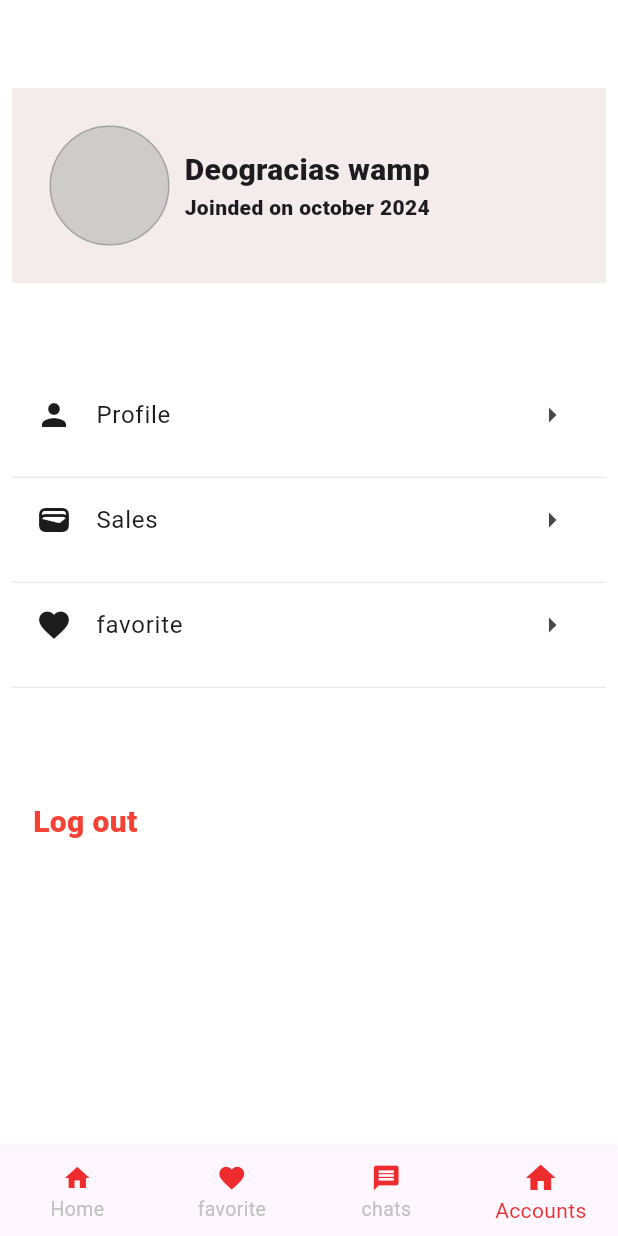
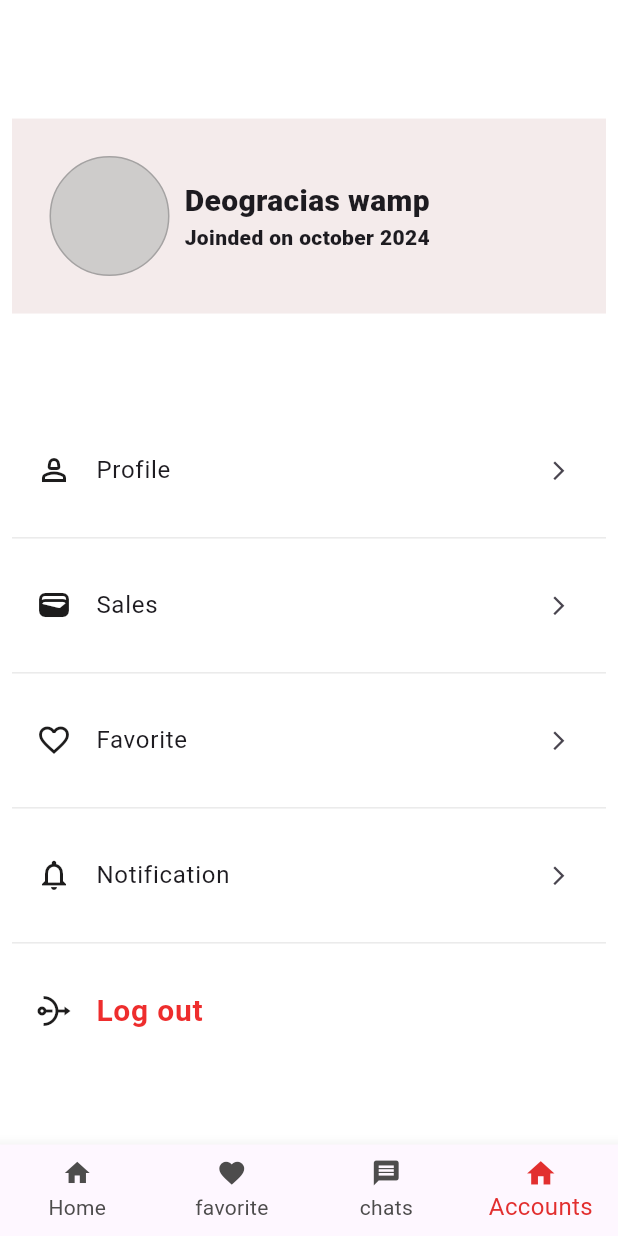
Before and after one commit to AimenAlamin/al_pazar, a Flutter app: the homePage screen opened by its route, item 4 of the bottom bar chosen, on a phone screen of 412 x 824 dp. Run offline on Flutter 3.47's test engine with Material 3 defaults, Android fonts, the light colour scheme and no system bars; our stand-ins replace flutter_screenutil.

Commit message:
Acount_add section

```diff
--- /dev/null
+++ b/lib/core/theming/bordershadow.dart
@@ -0,0 +1,15 @@
+import 'package:flutter/material.dart';
+
+class MyWidget extends StatefulWidget {
+  const MyWidget({super.key});
+
+  @override
+  State<MyWidget> createState() => _MyWidgetState();
+}
+
+class _MyWidgetState extends State<MyWidget> {
+  @override
+  Widget build(BuildContext context) {
+    return const Placeholder();
+  }
+}
--- a/lib/features/account/Account.dart
+++ /dev/null
@@ -1,110 +0,0 @@
-import 'package:al_pazar/core/helpers/spacing.dart';
-import 'package:flutter/material.dart';
-import 'package:flutter/rendering.dart';
-
-class accountPage extends StatefulWidget {
-  const accountPage({super.key});
-
-  @override
-  State<accountPage> createState() => _accountPageState();
-}
-
-class _accountPageState extends State<accountPage> {
-  List<Map<String, dynamic>> accountDetails = [
-    {
-      "Icon": Icons.person,
-      "Text": "Profile",
-    },
-    {
-      "Icon": Icons.wallet,
-      "Text": "Sales",
-    },
-    {
-      "Icon": Icons.favorite,
-      "Text": "favorite",
-    },
-    {
-      "Icon": Icons.notifications,
-      "Text": "notification",
-    }
-  ];
-  @override
-  Widget build(BuildContext context) {
-    return Scaffold(
-        body: Container(
-      padding: const EdgeInsets.all(8),
-      child: Column(crossAxisAlignment: CrossAxisAlignment.start, children: [
-        verticalSpace(50),
-        Container(
-          padding: EdgeInsets.all(25),
-          color: const Color.fromARGB(255, 244, 235, 235),
-          child: Row(
-            children: [
-              Container(
-                width: 80,
-                height: 80,
-                decoration: BoxDecoration(
-                  shape: BoxShape.circle,
-                  color: const Color.fromARGB(255, 206, 204, 203),
-                  border: Border.all(
-                      color: const Color.fromARGB(255, 164, 162, 162)),
-                ),
-              ),
-              const SizedBox(
-                width: 10,
-              ),
-              const Column(
-                crossAxisAlignment: CrossAxisAlignment.start,
-                children: [
-                  Text(
-                    "Deogracias wamp",
-                    style: TextStyle(fontSize: 20, fontWeight: FontWeight.w800),
-                  ),
-                  Text(
-                    "Joinded on october 2024",
-                    style: TextStyle(fontWeight: FontWeight.w800),
-                  )
-                ],
-              ),
-            ],
-          ),
-        ),
-        const SizedBox(height: 60),
-        Expanded(
-          child: ListView.builder(
-              itemCount: accountDetails.length,
-              itemBuilder: (context, int index) {
-                return Container(
-                  height: 70,
-                  decoration: const BoxDecoration(
-                      border: Border(
-                          bottom: const BorderSide(
-                              color: Color.fromARGB(33, 94, 92, 92)))),
-                  child: ListTile(
-                    leading: Icon(
-                      accountDetails[index]["Icon"],
-                      color: Color.fromARGB(255, 29, 28, 28),
-                    ),
-                    title: Text(accountDetails[index]['Text']),
-                    trailing: Icon(Icons.arrow_right),
-                  ),
-                );
-              }),
-        ),
-        SizedBox(
-          height: 60,
-        ),
-        Expanded(
-          child: Padding(
-            padding: const EdgeInsets.only(left: 14.0),
-            child: Text(
-              "Log out",
-              style: TextStyle(
-                  color: Colors.red, fontWeight: FontWeight.w800, fontSize: 20),
-            ),
-          ),
-        ),
-      ]),
-    ));
-  }
-}
--- /dev/null
+++ b/lib/features/account/AccountPage.dart
@@ -0,0 +1,222 @@
+import 'package:al_pazar/core/helpers/spacing.dart';
+import 'package:al_pazar/core/theming/colors.dart';
+import 'package:flutter/material.dart';
+import 'package:flutter/rendering.dart';
+
+class accountPage extends StatefulWidget {
+  const accountPage({super.key});
+
+  @override
+  State<accountPage> createState() => _accountPageState();
+}
+
+class _accountPageState extends State<accountPage> {
+  List<Map<String, dynamic>> accountDetails = [
+    {
+      "Icon": Icons.person,
+      "Text": "Profile",
+    },
+    {
+      "Icon": Icons.wallet,
+      "Text": "Sales",
+    },
+    {
+      "Icon": Icons.favorite,
+      "Text": "favorite",
+    },
+    {
+      "Icon": Icons.notifications,
+      "Text": "notification",
+    }
+  ];
+  @override
+  Widget build(BuildContext context) {
+    return Scaffold(
+        body: Container(
+      padding: const EdgeInsets.all(8),
+      child: Column(crossAxisAlignment: CrossAxisAlignment.start, children: [
+        verticalSpace(70),
+        Container(
+          padding: EdgeInsets.all(25),
+          color: const Color.fromARGB(255, 244, 235, 235),
+          child: Row(
+            children: [
+              Container(
+                width: 80,
+                height: 80,
+                decoration: BoxDecoration(
+                  shape: BoxShape.circle,
+                  color: const Color.fromARGB(255, 206, 204, 203),
+                  border: Border.all(
+                      color: const Color.fromARGB(255, 164, 162, 162)),
+                ),
+              ),
+              const SizedBox(
+                width: 10,
+              ),
+              const Column(
+                crossAxisAlignment: CrossAxisAlignment.start,
+                children: [
+                  Text(
+                    "Deogracias wamp",
+                    style: TextStyle(fontSize: 20, fontWeight: FontWeight.w800),
+                  ),
+                  Text(
+                    "Joinded on october 2024",
+                    style: TextStyle(fontWeight: FontWeight.w800),
+                  )
+                ],
+              ),
+            ],
+          ),
+        ),
+        const SizedBox(height: 60),
+        // Expanded(
+        //   child: ListView.builder(
+        //       physics: NeverScrollableScrollPhysics(),
+        //       itemCount: accountDetails.length,
+        //       itemBuilder: (context, int index) {
+        //         return Container(
+        //           height: 70,
+        //           decoration: const BoxDecoration(
+        //               border: Border(
+        //                   bottom: const BorderSide(
+        //                       color: Color.fromARGB(33, 94, 92, 92)))),
+        //           child: ListTile(
+        //             leading: Icon(
+        //               accountDetails[index]["Icon"],
+        //               color: Color.fromARGB(255, 29, 28, 28),
+        //             ),
+        //             title: Text(accountDetails[index]['Text']),
+        //             trailing: Icon(Icons.arrow_right),
+        //           ),
+        //         );
+        //       }),
+        // ),
+        Expanded(
+          child: ListView(
+            physics: NeverScrollableScrollPhysics(),
+            children: [
+              Container(
+                height: 90,
+                decoration: const BoxDecoration(
+                    border: Border(
+                        bottom: const BorderSide(
+                            color: Color.fromARGB(33, 94, 92, 92)))),
+                child: Center(
+                  child: ListTile(
+                    leading: Icon(
+                      Icons.person_2_outlined,
+                      color: Color.fromARGB(255, 29, 28, 28),
+                    ),
+                    title: Text("Profile"),
+                    trailing: Icon(
+                      Icons.arrow_forward_ios,
+                      size: 15,
+                    ),
+                  ),
+                ),
+              ),
+              Container(
+                height: 90,
+                decoration: const BoxDecoration(
+                    border: Border(
+                        bottom: const BorderSide(
+                            color: Color.fromARGB(33, 94, 92, 92)))),
+                child: Center(
+                  child: ListTile(
+                    leading: Icon(
+                      Icons.wallet_rounded,
+                      color: Color.fromARGB(255, 29, 28, 28),
+                    ),
+                    title: Text("Sales"),
+                    trailing: Icon(
+                      Icons.arrow_forward_ios,
+                      size: 15,
+                    ),
+                  ),
+                ),
+              ),
+              Container(
+                height: 90,
+                decoration: const BoxDecoration(
+                    border: Border(
+                        bottom: const BorderSide(
+                            color: Color.fromARGB(33, 94, 92, 92)))),
+                child: Center(
+                  child: ListTile(
+                    leading: Icon(
+                      Icons.favorite_outline,
+                      color: Color.fromARGB(255, 29, 28, 28),
+                    ),
+                    title: Text("Favorite"),
+                    trailing: Icon(
+                      Icons.arrow_forward_ios,
+                      size: 15,
+                    ),
+                  ),
+                ),
+              ),
+              Container(
+                height: 90,
+                decoration: const BoxDecoration(
+                    border: Border(
+                        bottom: const BorderSide(
+                            color: Color.fromARGB(33, 94, 92, 92)))),
+                child: Center(
+                  child: ListTile(
+                    leading: Icon(
+                      Icons.notifications_outlined,
+                      color: Color.fromARGB(255, 29, 28, 28),
+                    ),
+                    title: Text("Notification"),
+                    trailing: Icon(
+                      Icons.arrow_forward_ios,
+                      size: 15,
+                    ),
+                  ),
+                ),
+              ),
+              verticalSpace(10),
+              Container(
+                height: 70,
+                decoration: const BoxDecoration(
+                    border: Border(
+                        bottom: const BorderSide(
+                            color: Color.fromARGB(33, 94, 92, 92)))),
+                child: Center(
+                  child: ListTile(
+                    leading: Icon(
+                      Icons.nat_outlined,
+                      color: Color.fromARGB(255, 29, 28, 28),
+                    ),
+                    title: Text(
+                      "Log out",
+                      style: TextStyle(
+                          color: ColorsManager.mainBlue,
+                          fontSize: 20,
+                          fontWeight: FontWeight.w600),
+                    ),
+                  ),
+                ),
+              ),
+            ],
+          ),
+        ),
+        SizedBox(
+          height: 60,
+        ),
+        // Expanded(
+        //   child: Padding(
+        //     padding: const EdgeInsets.only(left: 14.0),
+        //     child: Text(
+        //       "Log out",
+        //       style: TextStyle(
+        //           color: Colors.red, fontWeight: FontWeight.w800, fontSize: 20),
+        //     ),
+        //   ),
+        // ),
+      ]),
+    ));
+  }
+}
--- a/lib/features/home/home.dart
+++ b/lib/features/home/home.dart
@@ -1,8 +1,9 @@
 import 'package:al_pazar/core/theming/colors.dart';
+import 'package:al_pazar/features/account/AccountPage.dart';
 
 import 'package:flutter/material.dart';
 
-import 'package:al_pazar/features/account/Account.dart';
+import 'package:al_pazar/features/account/AccountPage.dart';
 
 // ignore: camel_case_types
 class homePage extends StatefulWidget {
@@ -33,33 +34,41 @@ class _homePageState extends State<homePage> {
             setState(() {});
           },
           type: BottomNavigationBarType.fixed,
-          selectedFontSize: 14, // Set selected label size
-          unselectedFontSize: 13,
+          selectedFontSize: 16, // Set selected label size
+          unselectedFontSize: 14, // Set unselected label size
+          selectedIconTheme:
+              const IconThemeData(size: 22), // Set selected icon size
           unselectedIconTheme: const IconThemeData(size: 20),
-          selectedItemColor:
-              ColorsManager.mainBlue, // Custom color for selected item
-          // set unselected label size
-
-          unselectedItemColor: ColorsManager.lightGray,
+          selectedItemColor: const Color.fromARGB(
+              255, 226, 47, 47), // Custom color for selected item
+          unselectedItemColor: const Color.fromARGB(255, 77, 76, 76),
+          selectedLabelStyle: const TextStyle(
+              color:
+                  Color.fromARGB(255, 226, 47, 47)), // Color for selected label
+          unselectedLabelStyle: const TextStyle(
+            color: ColorsManager.darkBlue,
+          ),
           items: const [
             BottomNavigationBarItem(
                 label: 'Home',
-                icon: Icon(Icons.home, color: ColorsManager.mainBlue)),
+                icon: Icon(
+                  Icons.home,
+                )),
             BottomNavigationBarItem(
                 label: 'favorite',
                 icon: Icon(
                   Icons.favorite,
-                  color: ColorsManager.mainBlue,
                 )),
             BottomNavigationBarItem(
                 label: 'chats',
                 icon: Icon(
                   Icons.message,
-                  color: ColorsManager.mainBlue,
                 )),
             BottomNavigationBarItem(
                 label: 'Accounts',
-                icon: Icon(Icons.home, color: ColorsManager.mainBlue)),
+                icon: Icon(
+                  Icons.home,
+                )),
           ]),
     );
   }
```
